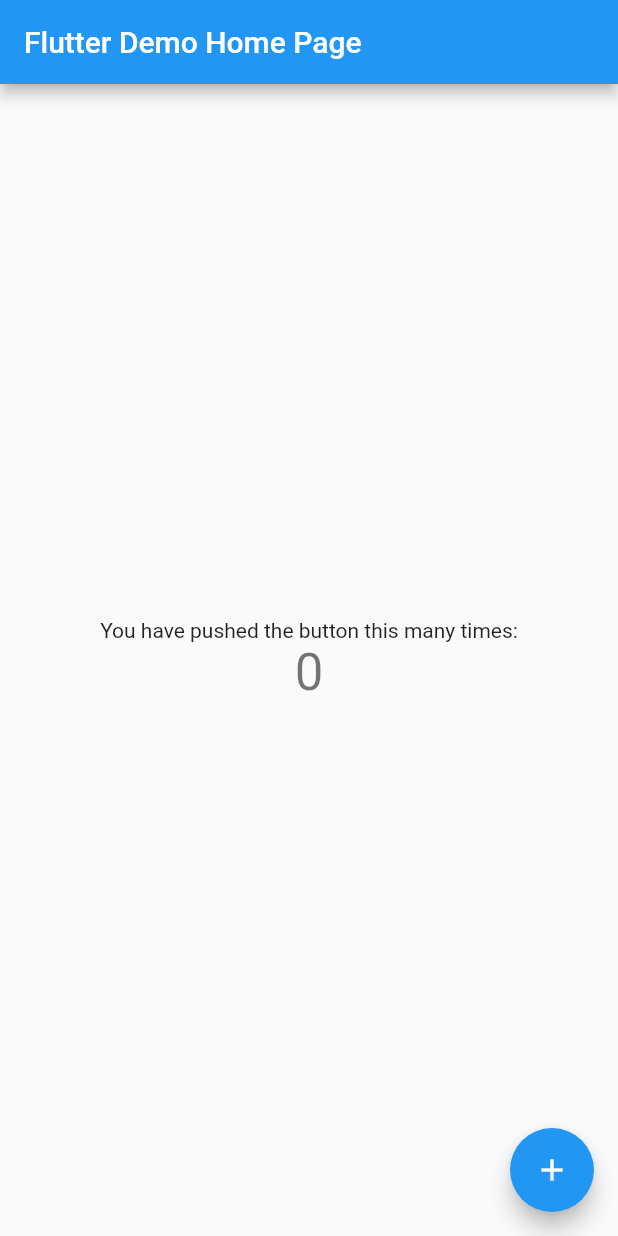
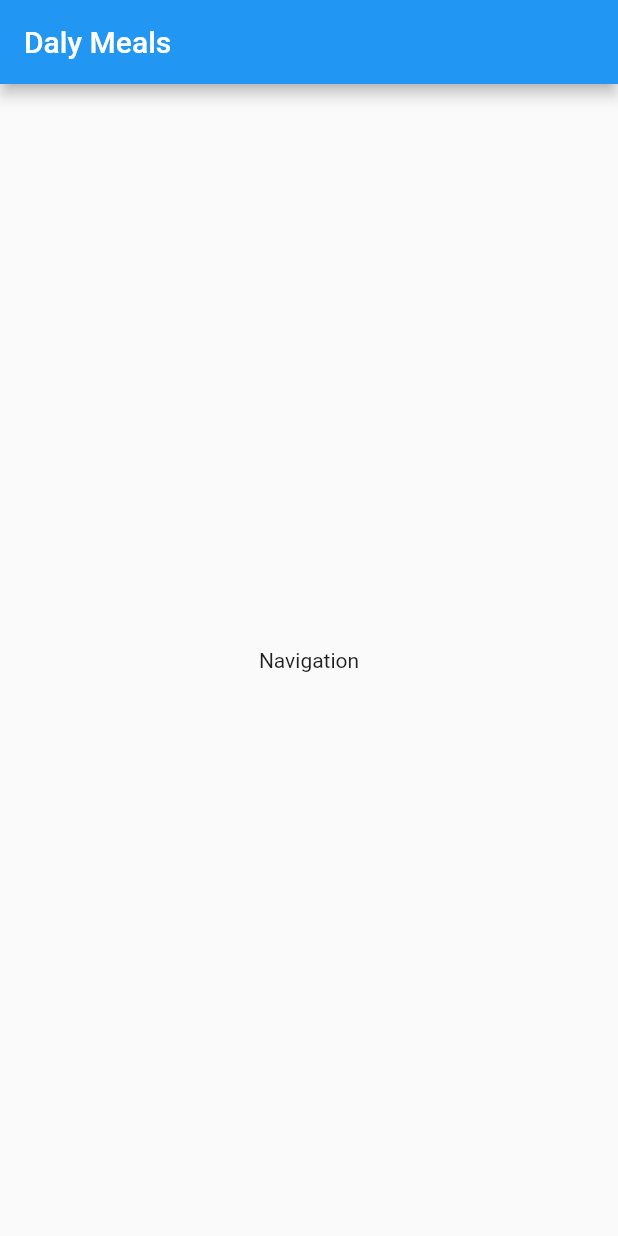
Before and after one commit to Carlxiso/Meals, a Flutter app: the screen it shows after launch, on a phone screen of 412 x 824 dp. Run offline on Flutter 3.47's test engine with Material 2 defaults, Android fonts, the phone set to English and light mode, and no system bars.

Commit message:
Start of the Meals app

```diff
--- a/meals/lib/main.dart
+++ b/meals/lib/main.dart
@@ -1,115 +1,35 @@
 import 'package:flutter/material.dart';
 
-void main() {
-  runApp(const MyApp());
-}
+void main() => runApp(MyApp());
 
 class MyApp extends StatelessWidget {
-  const MyApp({Key? key}) : super(key: key);
-
-  // This widget is the root of your application.
   @override
   Widget build(BuildContext context) {
     return MaterialApp(
-      title: 'Flutter Demo',
+      title: 'DalyMeals',
       theme: ThemeData(
-        // This is the theme of your application.
-        //
-        // Try running your application with "flutter run". You'll see the
-        // application has a blue toolbar. Then, without quitting the app, try
-        // changing the primarySwatch below to Colors.green and then invoke
-        // "hot reload" (press "r" in the console where you ran "flutter run",
-        // or simply save your changes to "hot reload" in a Flutter IDE).
-        // Notice that the counter didn't reset back to zero; the application
-        // is not restarted.
         primarySwatch: Colors.blue,
       ),
-      home: const MyHomePage(title: 'Flutter Demo Home Page'),
+      home: MyHomePage(),
     );
   }
 }
 
 class MyHomePage extends StatefulWidget {
-  const MyHomePage({Key? key, required this.title}) : super(key: key);
-
-  // This widget is the home page of your application. It is stateful, meaning
-  // that it has a State object (defined below) that contains fields that affect
-  // how it looks.
-
-  // This class is the configuration for the state. It holds the values (in this
-  // case the title) provided by the parent (in this case the App widget) and
-  // used by the build method of the State. Fields in a Widget subclass are
-  // always marked "final".
-
-  final String title;
-
   @override
-  State<MyHomePage> createState() => _MyHomePageState();
+  _MyHomePageState createState() => _MyHomePageState();
 }
 
 class _MyHomePageState extends State<MyHomePage> {
-  int _counter = 0;
-
-  void _incrementCounter() {
-    setState(() {
-      // This call to setState tells the Flutter framework that something has
-      // changed in this State, which causes it to rerun the build method below
-      // so that the display can reflect the updated values. If we changed
-      // _counter without calling setState(), then the build method would not be
-      // called again, and so nothing would appear to happen.
-      _counter++;
-    });
-  }
-
   @override
   Widget build(BuildContext context) {
-    // This method is rerun every time setState is called, for instance as done
-    // by the _incrementCounter method above.
-    //
-    // The Flutter framework has been optimized to make rerunning build methods
-    // fast, so that you can just rebuild anything that needs updating rather
-    // than having to individually change instances of widgets.
     return Scaffold(
       appBar: AppBar(
-        // Here we take the value from the MyHomePage object that was created by
-        // the App.build method, and use it to set our appbar title.
-        title: Text(widget.title),
+        title: Text('Daly Meals'),
       ),
       body: Center(
-        // Center is a layout widget. It takes a single child and positions it
-        // in the middle of the parent.
-        child: Column(
-          // Column is also a layout widget. It takes a list of children and
-          // arranges them vertically. By default, it sizes itself to fit its
-          // children horizontally, and tries to be as tall as its parent.
-          //
-          // Invoke "debug painting" (press "p" in the console, choose the
-          // "Toggle Debug Paint" action from the Flutter Inspector in Android
-          // Studio, or the "Toggle Debug Paint" command in Visual Studio Code)
-          // to see the wireframe for each widget.
-          //
-          // Column has various properties to control how it sizes itself and
-          // how it positions its children. Here we use mainAxisAlignment to
-          // center the children vertically; the main axis here is the vertical
-          // axis because Columns are vertical (the cross axis would be
-          // horizontal).
-          mainAxisAlignment: MainAxisAlignment.center,
-          children: <Widget>[
-            const Text(
-              'You have pushed the button this many times:',
-            ),
-            Text(
-              '$_counter',
-              style: Theme.of(context).textTheme.headline4,
-            ),
-          ],
-        ),
+        child: Text('Navigation'),
       ),
-      floatingActionButton: FloatingActionButton(
-        onPressed: _incrementCounter,
-        tooltip: 'Increment',
-        child: const Icon(Icons.add),
-      ), // This trailing comma makes auto-formatting nicer for build methods.
     );
   }
 }
```
Also changed, not shown: meals/lib/data/dummy_data.dart (added, +56 -0 lines), meals/lib/models/category.dart (added, +14 -0 lines), meals/lib/screens/categories_screens.dart (added, +19 -0 lines), 1 other file.
